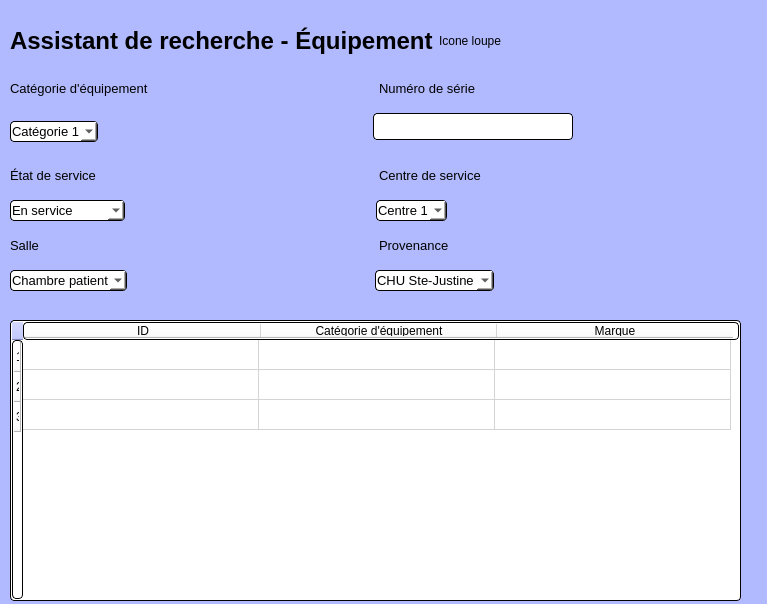
Above: Fenetre avec Qt designer/fenetre_recherche_equipement.ui from ProjetPC2/SIMM-2.0 before the change. Below: the same form after it.
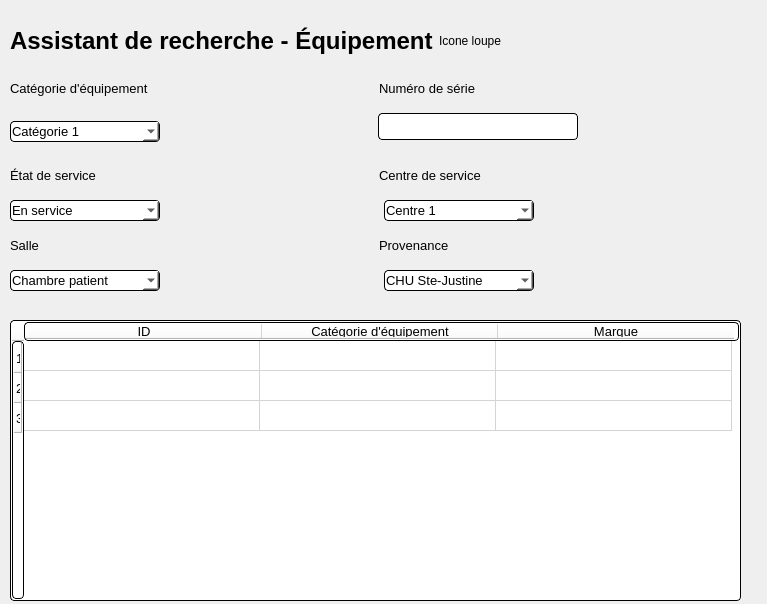
That is the form after the change.

Commit message: fenetre recherche equipement

Patch:
```diff
--- a/Fenetre avec Qt designer/fenetre_recherche_equipement.ui
+++ b/Fenetre avec Qt designer/fenetre_recherche_equipement.ui
@@ -14,7 +14,7 @@
    <string>Dialog</string>
   </property>
   <property name="styleSheet">
-   <string notr="true">background: rgb(178, 186, 255);
+   <string notr="true">
 </string>
   </property>
   <widget class="QWidget" name="horizontalLayoutWidget">
@@ -108,9 +108,15 @@
       </property>
       <item>
        <widget class="QComboBox" name="boite_categorie">
+        <property name="minimumSize">
+         <size>
+          <width>150</width>
+          <height>0</height>
+         </size>
+        </property>
         <property name="maximumSize">
          <size>
-          <width>300</width>
+          <width>500</width>
           <height>16777215</height>
          </size>
         </property>
@@ -154,7 +160,7 @@
         </property>
         <property name="sizeHint" stdset="0">
          <size>
-          <width>275</width>
+          <width>218</width>
           <height>20</height>
          </size>
         </property>
@@ -231,6 +237,12 @@
      <layout class="QHBoxLayout" name="horizontalLayout_4">
       <item>
        <widget class="QComboBox" name="liste_etat">
+        <property name="minimumSize">
+         <size>
+          <width>150</width>
+          <height>0</height>
+         </size>
+        </property>
         <property name="maximumSize">
          <size>
           <width>200</width>
@@ -277,7 +289,7 @@
         </property>
         <property name="sizeHint" stdset="0">
          <size>
-          <width>245</width>
+          <width>218</width>
           <height>20</height>
          </size>
         </property>
@@ -285,6 +297,12 @@
       </item>
       <item>
        <widget class="QComboBox" name="liste_centre">
+        <property name="minimumSize">
+         <size>
+          <width>150</width>
+          <height>0</height>
+         </size>
+        </property>
         <property name="maximumSize">
          <size>
           <width>200</width>
@@ -374,6 +392,12 @@
      <layout class="QHBoxLayout" name="horizontalLayout_3">
       <item>
        <widget class="QComboBox" name="liste_salle">
+        <property name="minimumSize">
+         <size>
+          <width>150</width>
+          <height>0</height>
+         </size>
+        </property>
         <property name="maximumSize">
          <size>
           <width>200</width>
@@ -421,7 +445,7 @@
         </property>
         <property name="sizeHint" stdset="0">
          <size>
-          <width>242</width>
+          <width>218</width>
           <height>20</height>
          </size>
         </property>
@@ -429,6 +453,12 @@
       </item>
       <item>
        <widget class="QComboBox" name="liste_provenance">
+        <property name="minimumSize">
+         <size>
+          <width>150</width>
+          <height>0</height>
+         </size>
+        </property>
         <property name="maximumSize">
          <size>
           <width>200</width>
```
